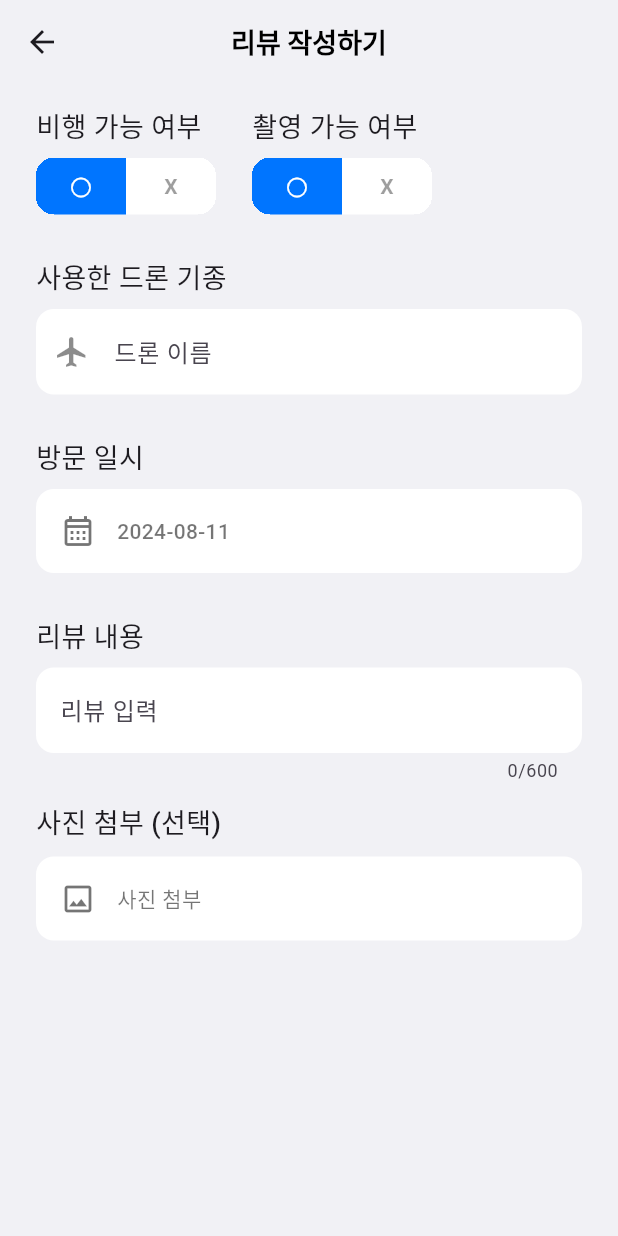
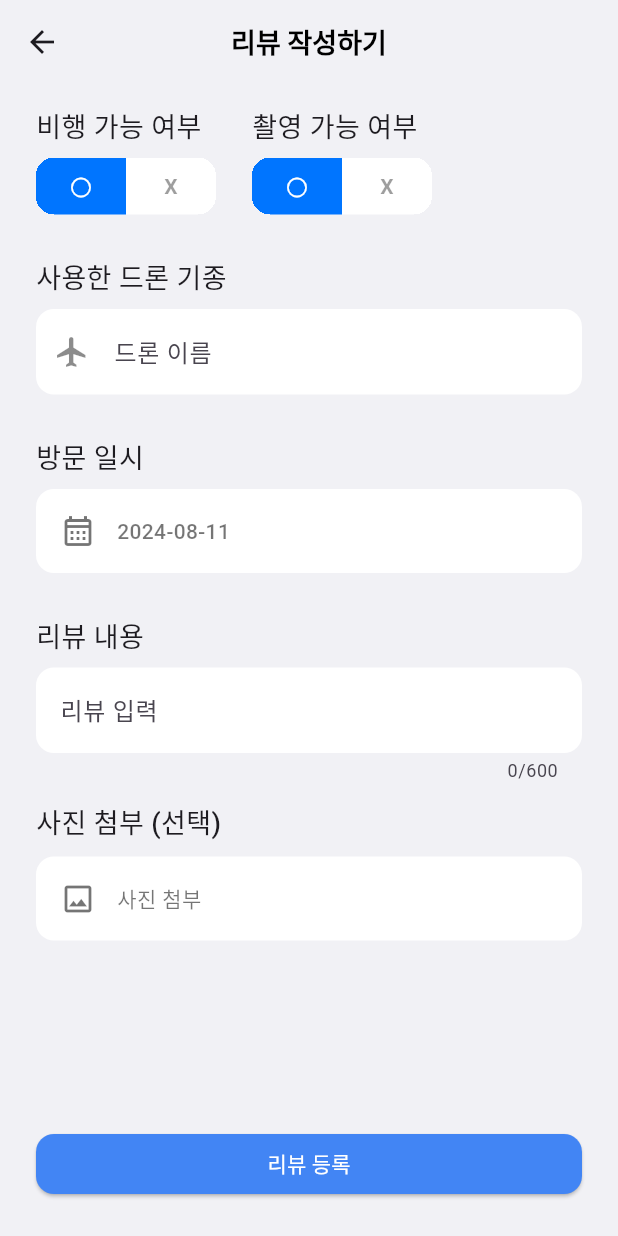
Before and after one commit to dravel-drone/dravel-mobile-flutter, a Flutter app: the CommentWritePage screen opened directly, on a phone screen of 412 x 824 dp. Run offline on Flutter 3.47's test engine with Material 3 defaults, Android fonts, the phone set to English and light mode, and no system bars; our stand-ins replace cached_network_image, carousel_slider, flutter_svg, get, image_picker; missing offline and left inert: snapping_sheet; network calls fail; Roboto replaces fonts that are missing (Pretendard); statements that could not run were skipped; project files that could hold a hidden picture were left out.

Commit message:
DRAV-34: design: 리뷰 작성 버튼 추가

```diff
--- a/lib/pages/comment/page_comment_write.dart
+++ b/lib/pages/comment/page_comment_write.dart
@@ -1,6 +1,8 @@
 import 'dart:io';
 
+import 'package:dravel/utils/util_ui.dart';
 import 'package:dravel/widgets/appbar/appbar_main.dart';
+import 'package:dravel/widgets/button/button_main.dart';
 import 'package:dravel/widgets/button/button_switch.dart';
 import 'package:dravel/widgets/textField/textfield_main.dart';
 import 'package:flutter/material.dart';
@@ -335,7 +337,10 @@ class _CommentWritePageState extends State<CommentWritePage> {
           },
         ),
       ),
-      body: SingleChildScrollView(
+      body: Column(
+        children: [
+          Expanded(
+            child: SingleChildScrollView(
               child: Container(
                 width: double.infinity,
                 padding: EdgeInsets.fromLTRB(24, 0, 24, 0),
@@ -356,6 +361,19 @@ class _CommentWritePageState extends State<CommentWritePage> {
                 ),
               ),
             ),
+          ),
+          Container(
+            width: double.infinity,
+            padding: EdgeInsets.fromLTRB(24, 0, 24, getBottomPaddingWithSafeHeight(context, 24)),
+            child: MainButton(
+                onPressed: () {
+
+                },
+                childText: '리뷰 등록'
+            ),
+          ),
+        ],
+      ),
     );
   }
 }
```
Lines whose indentation alone changed are shown as unchanged.
